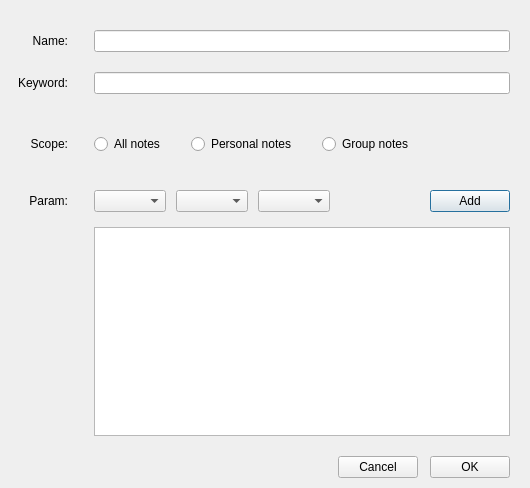
Qt form src/ui/wizAdvancedSearchDialog.ui (WizTeam/WizQTClient) before a commit.
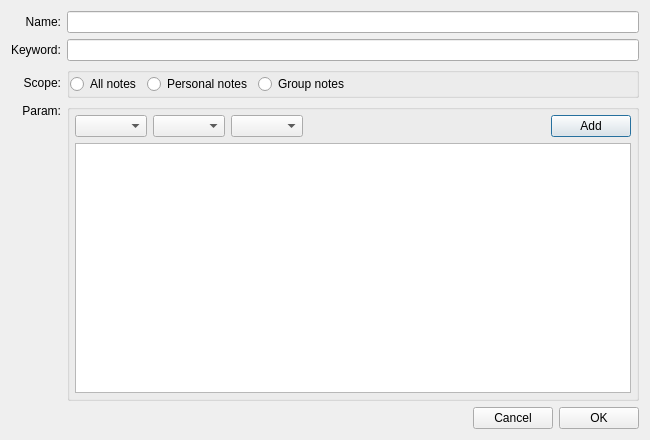
The same form after that commit.

Commit message: 高级搜索对话框样式

```diff
--- a/src/ui/wizAdvancedSearchDialog.ui
+++ b/src/ui/wizAdvancedSearchDialog.ui
@@ -6,148 +6,37 @@
    <rect>
     <x>0</x>
     <y>0</y>
-    <width>530</width>
-    <height>488</height>
+    <width>650</width>
+    <height>440</height>
    </rect>
   </property>
   <property name="windowTitle">
    <string>Advanced Search</string>
   </property>
-  <layout class="QVBoxLayout" name="verticalLayout_3">
-   <property name="spacing">
-    <number>0</number>
-   </property>
-   <property name="leftMargin">
-    <number>0</number>
-   </property>
-   <property name="topMargin">
-    <number>0</number>
-   </property>
-   <property name="rightMargin">
-    <number>0</number>
-   </property>
-   <property name="bottomMargin">
-    <number>0</number>
-   </property>
+  <layout class="QVBoxLayout" name="verticalLayout_4">
    <item>
-    <layout class="QVBoxLayout" name="verticalLayout_2">
-     <property name="spacing">
-      <number>20</number>
-     </property>
-     <property name="topMargin">
-      <number>30</number>
-     </property>
-     <item>
-      <layout class="QHBoxLayout" name="horizontalLayout_9">
-       <property name="spacing">
-        <number>26</number>
-       </property>
-       <property name="topMargin">
-        <number>0</number>
-       </property>
-       <property name="rightMargin">
-        <number>20</number>
-       </property>
-       <property name="bottomMargin">
-        <number>0</number>
-       </property>
-       <item>
-        <widget class="QLabel" name="label">
-         <property name="minimumSize">
-          <size>
-           <width>68</width>
-           <height>0</height>
-          </size>
-         </property>
-         <property name="text">
-          <string>Name:</string>
-         </property>
-         <property name="alignment">
-          <set>Qt::AlignRight|Qt::AlignTrailing|Qt::AlignVCenter</set>
-         </property>
-        </widget>
-       </item>
-       <item>
-        <layout class="QHBoxLayout" name="horizontalLayout_6">
-         <item>
-          <widget class="QLineEdit" name="lineEdit_name"/>
-         </item>
-        </layout>
-       </item>
-      </layout>
-     </item>
-     <item>
-      <layout class="QHBoxLayout" name="horizontalLayout_8">
-       <property name="spacing">
-        <number>26</number>
-       </property>
-       <property name="topMargin">
-        <number>0</number>
-       </property>
-       <property name="rightMargin">
-        <number>20</number>
-       </property>
-       <property name="bottomMargin">
-        <number>20</number>
-       </property>
-       <item>
-        <widget class="QLabel" name="label_3">
-         <property name="minimumSize">
-          <size>
-           <width>68</width>
-           <height>0</height>
-          </size>
-         </property>
-         <property name="text">
-          <string>Keyword:</string>
-         </property>
-         <property name="alignment">
-          <set>Qt::AlignRight|Qt::AlignTrailing|Qt::AlignVCenter</set>
-         </property>
-        </widget>
-       </item>
-       <item>
-        <widget class="QLineEdit" name="lineEdit_keyword"/>
-       </item>
-      </layout>
-     </item>
-    </layout>
-   </item>
-   <item>
-    <widget class="QWidget" name="widget_sperator" native="true"/>
-   </item>
-   <item>
+    <layout class="QGridLayout" name="gridLayout">
+     <item row="2" column="1">
+      <widget class="QGroupBox" name="groupBox">
+       <property name="title">
+        <string/>
+       </property>
     <layout class="QHBoxLayout" name="horizontalLayout_3">
      <property name="spacing">
-      <number>26</number>
+         <number>-1</number>
+        </property>
+        <property name="leftMargin">
+         <number>0</number>
      </property>
      <property name="topMargin">
-      <number>20</number>
+         <number>0</number>
      </property>
      <property name="rightMargin">
-      <number>20</number>
+         <number>0</number>
      </property>
      <property name="bottomMargin">
-      <number>20</number>
-     </property>
-     <item>
-      <widget class="QLabel" name="label_5">
-       <property name="minimumSize">
-        <size>
-         <width>68</width>
-         <height>0</height>
-        </size>
-       </property>
-       <property name="text">
-        <string>Scope:</string>
-       </property>
-       <property name="alignment">
-        <set>Qt::AlignRight|Qt::AlignTrailing|Qt::AlignVCenter</set>
-       </property>
-      </widget>
-     </item>
-     <item>
-      <layout class="QHBoxLayout" name="horizontalLayout_7">
+         <number>0</number>
+        </property>
        <item>
         <widget class="QRadioButton" name="radioButton_allNotes">
          <property name="text">
@@ -183,61 +72,52 @@
         </spacer>
        </item>
       </layout>
+      </widget>
+     </item>
+     <item row="0" column="1">
+      <layout class="QHBoxLayout" name="horizontalLayout_6">
+       <item>
+        <widget class="QLineEdit" name="lineEdit_name"/>
      </item>
     </layout>
    </item>
-   <item>
-    <widget class="QWidget" name="widget_sperator2" native="true"/>
-   </item>
-   <item>
-    <layout class="QHBoxLayout" name="horizontalLayout_4">
-     <property name="spacing">
-      <number>0</number>
-     </property>
-     <property name="topMargin">
-      <number>16</number>
-     </property>
-     <item>
-      <layout class="QVBoxLayout" name="verticalLayout">
-       <property name="spacing">
-        <number>0</number>
+     <item row="0" column="0">
+      <widget class="QLabel" name="label">
+       <property name="text">
+        <string>Name:</string>
+       </property>
+       <property name="alignment">
+        <set>Qt::AlignRight|Qt::AlignTrailing|Qt::AlignVCenter</set>
+       </property>
+      </widget>
+     </item>
+     <item row="2" column="0">
+      <widget class="QLabel" name="label_5">
+       <property name="text">
+        <string>Scope:</string>
        </property>
-       <property name="topMargin">
-        <number>0</number>
+       <property name="alignment">
+        <set>Qt::AlignRight|Qt::AlignTrailing|Qt::AlignVCenter</set>
        </property>
-       <property name="rightMargin">
-        <number>20</number>
+      </widget>
+     </item>
+     <item row="1" column="0">
+      <widget class="QLabel" name="label_3">
+       <property name="text">
+        <string>Keyword:</string>
        </property>
-       <property name="bottomMargin">
-        <number>0</number>
+       <property name="alignment">
+        <set>Qt::AlignCenter</set>
        </property>
-       <item>
-        <layout class="QHBoxLayout" name="horizontalLayout">
-         <property name="spacing">
-          <number>10</number>
-         </property>
-         <property name="bottomMargin">
-          <number>15</number>
-         </property>
-         <item>
-          <layout class="QHBoxLayout" name="horizontalLayout_5">
-           <property name="spacing">
-            <number>0</number>
-           </property>
-           <property name="leftMargin">
-            <number>0</number>
-           </property>
-           <property name="rightMargin">
-            <number>16</number>
-           </property>
+      </widget>
+     </item>
+     <item row="1" column="1">
+      <widget class="QLineEdit" name="lineEdit_keyword"/>
+     </item>
+     <item row="3" column="0">
+      <layout class="QVBoxLayout" name="verticalLayout_3">
            <item>
             <widget class="QLabel" name="label_4">
-             <property name="minimumSize">
-              <size>
-               <width>68</width>
-               <height>0</height>
-              </size>
-             </property>
              <property name="text">
               <string>Param:</string>
              </property>
@@ -246,8 +126,41 @@
              </property>
             </widget>
            </item>
-          </layout>
-         </item>
+       <item>
+        <spacer name="verticalSpacer_2">
+         <property name="orientation">
+          <enum>Qt::Vertical</enum>
+         </property>
+         <property name="sizeHint" stdset="0">
+          <size>
+           <width>20</width>
+           <height>40</height>
+          </size>
+         </property>
+        </spacer>
+       </item>
+      </layout>
+     </item>
+     <item row="3" column="1">
+      <widget class="QGroupBox" name="groupBox_2">
+       <property name="title">
+        <string/>
+       </property>
+       <layout class="QVBoxLayout" name="verticalLayout_2">
+        <property name="leftMargin">
+         <number>5</number>
+        </property>
+        <property name="topMargin">
+         <number>5</number>
+        </property>
+        <property name="rightMargin">
+         <number>5</number>
+        </property>
+        <property name="bottomMargin">
+         <number>5</number>
+        </property>
+        <item>
+         <layout class="QHBoxLayout" name="horizontalLayout">
          <item>
           <widget class="QComboBox" name="comboBox_first"/>
          </item>
@@ -280,39 +193,19 @@
         </layout>
        </item>
        <item>
-        <layout class="QHBoxLayout" name="horizontalLayout_10">
-         <property name="spacing">
-          <number>0</number>
-         </property>
-         <property name="leftMargin">
-          <number>94</number>
-         </property>
-         <property name="topMargin">
-          <number>0</number>
-         </property>
+         <layout class="QHBoxLayout" name="horizontalLayout_4">
          <item>
           <widget class="QListWidget" name="listWidget"/>
          </item>
         </layout>
        </item>
       </layout>
+      </widget>
      </item>
     </layout>
    </item>
    <item>
     <layout class="QHBoxLayout" name="horizontalLayout_2">
-     <property name="spacing">
-      <number>12</number>
-     </property>
-     <property name="topMargin">
-      <number>20</number>
-     </property>
-     <property name="rightMargin">
-      <number>20</number>
-     </property>
-     <property name="bottomMargin">
-      <number>10</number>
-     </property>
      <item>
       <spacer name="horizontalSpacer">
        <property name="orientation">
```
Left out of the diff: 1 changed line with no effect on the pictures. Lines whose indentation alone changed are shown as unchanged. The commit also changes 1 other file.
